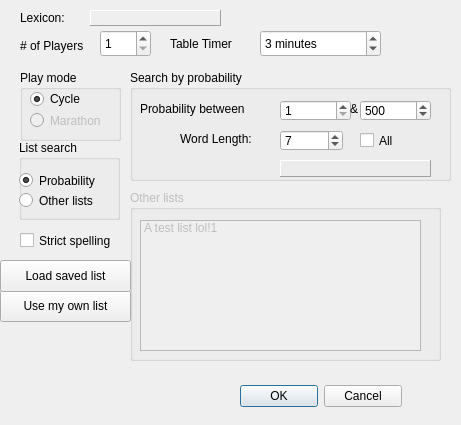
Before: the Qt Designer form aerolith/trunk/src/aerolithclient/tableCreateForm.ui in domino14/aerolithdesktop, drawn with Qt 5.
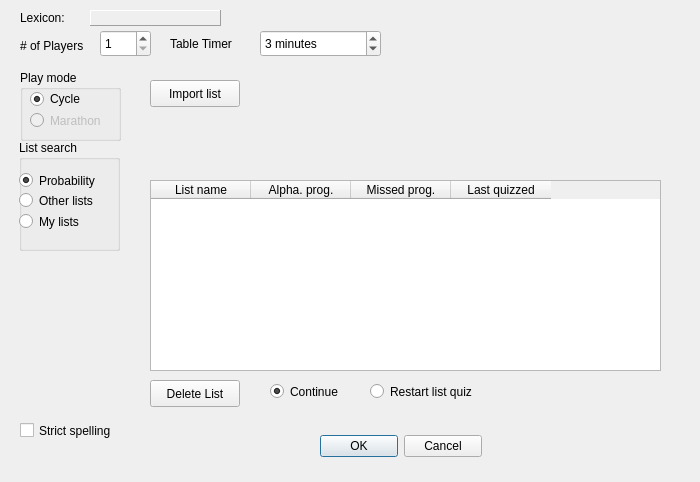
After: the same form once the commit is applied. The open tabs and pages were chosen to show the change.

Commit message: table create form is starting to be able to handle saved lists

What changed in the file:
```diff
--- a/aerolith/trunk/src/aerolithclient/tableCreateForm.ui
+++ b/aerolith/trunk/src/aerolithclient/tableCreateForm.ui
@@ -6,8 +6,8 @@
    <rect>
     <x>0</x>
     <y>0</y>
-    <width>461</width>
-    <height>425</height>
+    <width>700</width>
+    <height>482</height>
    </rect>
   </property>
   <property name="minimumSize">
@@ -18,7 +18,7 @@
   </property>
   <property name="maximumSize">
    <size>
-    <width>500</width>
+    <width>1000</width>
     <height>500</height>
    </size>
   </property>
@@ -79,8 +79,8 @@
   <widget class="QDialogButtonBox" name="buttonBox">
    <property name="geometry">
     <rect>
-     <x>240</x>
-     <y>380</y>
+     <x>320</x>
+     <y>430</y>
      <width>162</width>
      <height>32</height>
     </rect>
@@ -158,11 +158,143 @@
     <string/>
    </property>
   </widget>
+  <widget class="QGroupBox" name="groupBox">
+   <property name="geometry">
+    <rect>
+     <x>20</x>
+     <y>70</y>
+     <width>101</width>
+     <height>71</height>
+    </rect>
+   </property>
+   <property name="styleSheet">
+    <string notr="true"/>
+   </property>
+   <property name="title">
+    <string>Play mode</string>
+   </property>
+   <widget class="QRadioButton" name="cycleRbo">
+    <property name="geometry">
+     <rect>
+      <x>10</x>
+      <y>20</y>
+      <width>83</width>
+      <height>18</height>
+     </rect>
+    </property>
+    <property name="text">
+     <string>Cycle</string>
+    </property>
+    <property name="checked">
+     <bool>true</bool>
+    </property>
+   </widget>
+   <widget class="QRadioButton" name="endlessRbo">
+    <property name="enabled">
+     <bool>false</bool>
+    </property>
+    <property name="geometry">
+     <rect>
+      <x>10</x>
+      <y>40</y>
+      <width>101</width>
+      <height>21</height>
+     </rect>
+    </property>
+    <property name="text">
+     <string>Marathon</string>
+    </property>
+    <property name="checkable">
+     <bool>true</bool>
+    </property>
+   </widget>
+  </widget>
+  <widget class="QGroupBox" name="groupBox_2">
+   <property name="geometry">
+    <rect>
+     <x>19</x>
+     <y>140</y>
+     <width>101</width>
+     <height>111</height>
+    </rect>
+   </property>
+   <property name="title">
+    <string>List search</string>
+   </property>
+   <widget class="QRadioButton" name="radioButtonProbability">
+    <property name="geometry">
+     <rect>
+      <x>0</x>
+      <y>30</y>
+      <width>101</width>
+      <height>21</height>
+     </rect>
+    </property>
+    <property name="text">
+     <string>Probability</string>
+    </property>
+    <property name="checked">
+     <bool>true</bool>
+    </property>
+   </widget>
+   <widget class="QRadioButton" name="radioButtonOtherLists">
+    <property name="geometry">
+     <rect>
+      <x>0</x>
+      <y>50</y>
+      <width>101</width>
+      <height>21</height>
+     </rect>
+    </property>
+    <property name="text">
+     <string>Other lists</string>
+    </property>
+   </widget>
+   <widget class="QRadioButton" name="radioButtonMyLists">
+    <property name="geometry">
+     <rect>
+      <x>0</x>
+      <y>70</y>
+      <width>108</width>
+      <height>23</height>
+     </rect>
+    </property>
+    <property name="text">
+     <string>My lists</string>
+    </property>
+   </widget>
+  </widget>
+  <widget class="QCheckBox" name="checkBoxStrictSpelling">
+   <property name="geometry">
+    <rect>
+     <x>20</x>
+     <y>420</y>
+     <width>121</width>
+     <height>21</height>
+    </rect>
+   </property>
+   <property name="text">
+    <string>Strict spelling</string>
+   </property>
+  </widget>
+  <widget class="QStackedWidget" name="stackedWidget">
+   <property name="geometry">
+    <rect>
+     <x>140</x>
+     <y>70</y>
+     <width>541</width>
+     <height>341</height>
+    </rect>
+   </property>
+   <property name="currentIndex">
+    <number>0</number>
+   </property>
+   <widget class="QWidget" name="page">
   <widget class="QGroupBox" name="groupBoxProbability">
    <property name="geometry">
     <rect>
-     <x>130</x>
-     <y>70</y>
+       <x>10</x>
+       <y>20</y>
      <width>321</width>
      <height>111</height>
     </rect>
@@ -311,98 +443,14 @@
     </property>
    </widget>
   </widget>
-  <widget class="QPushButton" name="pushButtonUseOwnList">
-   <property name="geometry">
-    <rect>
-     <x>0</x>
-     <y>290</y>
-     <width>131</width>
-     <height>32</height>
-    </rect>
-   </property>
-   <property name="focusPolicy">
-    <enum>Qt::NoFocus</enum>
-   </property>
-   <property name="text">
-    <string>Use my own list</string>
-   </property>
-  </widget>
-  <widget class="QPushButton" name="pushButtonLoadSavedList">
-   <property name="geometry">
-    <rect>
-     <x>0</x>
-     <y>260</y>
-     <width>131</width>
-     <height>32</height>
-    </rect>
-   </property>
-   <property name="text">
-    <string>Load saved list</string>
-   </property>
-  </widget>
-  <widget class="QGroupBox" name="groupBox">
-   <property name="geometry">
-    <rect>
-     <x>20</x>
-     <y>70</y>
-     <width>101</width>
-     <height>71</height>
-    </rect>
-   </property>
-   <property name="styleSheet">
-    <string notr="true"/>
-   </property>
-   <property name="title">
-    <string>Play mode</string>
-   </property>
-   <widget class="QRadioButton" name="cycleRbo">
-    <property name="geometry">
-     <rect>
-      <x>10</x>
-      <y>20</y>
-      <width>83</width>
-      <height>18</height>
-     </rect>
-    </property>
-    <property name="text">
-     <string>Cycle</string>
-    </property>
-    <property name="checked">
-     <bool>true</bool>
-    </property>
-   </widget>
-   <widget class="QRadioButton" name="endlessRbo">
-    <property name="enabled">
-     <bool>false</bool>
-    </property>
-    <property name="geometry">
-     <rect>
-      <x>10</x>
-      <y>40</y>
-      <width>101</width>
-      <height>21</height>
-     </rect>
-    </property>
-    <property name="text">
-     <string>Marathon</string>
-    </property>
-    <property name="checkable">
-     <bool>true</bool>
-    </property>
-   </widget>
-  </widget>
+   </widget>
+   <widget class="QWidget" name="page_2">
+    <layout class="QGridLayout" name="gridLayout_2">
+     <item row="0" column="0">
   <widget class="QGroupBox" name="groupBoxSpecialLists">
    <property name="enabled">
     <bool>false</bool>
    </property>
-   <property name="geometry">
-    <rect>
-     <x>130</x>
-     <y>190</y>
-     <width>311</width>
-     <height>171</height>
-    </rect>
-   </property>
    <property name="title">
     <string>Other lists</string>
    </property>
@@ -415,76 +463,117 @@
    <property name="checked">
     <bool>false</bool>
    </property>
+       <layout class="QGridLayout" name="gridLayout">
+        <item row="0" column="0">
    <widget class="QListWidget" name="listWidgetTopLevelList">
-    <property name="geometry">
-     <rect>
-      <x>10</x>
-      <y>30</y>
-      <width>281</width>
-      <height>131</height>
-     </rect>
-    </property>
     <item>
      <property name="text">
       <string>A test list lol!1</string>
      </property>
     </item>
    </widget>
-  </widget>
-  <widget class="QGroupBox" name="groupBox_2">
+        </item>
+       </layout>
+      </widget>
+     </item>
+    </layout>
+   </widget>
+   <widget class="QWidget" name="page_3">
+    <widget class="QTableWidget" name="tableWidgetMyLists">
    <property name="geometry">
     <rect>
-     <x>19</x>
-     <y>140</y>
-     <width>101</width>
-     <height>80</height>
-    </rect>
-   </property>
-   <property name="title">
-    <string>List search</string>
-   </property>
-   <widget class="QRadioButton" name="radioButtonProbability">
+       <x>10</x>
+       <y>110</y>
+       <width>511</width>
+       <height>191</height>
+      </rect>
+     </property>
+     <attribute name="horizontalHeaderShowSortIndicator" stdset="0">
+      <bool>false</bool>
+     </attribute>
+     <attribute name="horizontalHeaderShowSortIndicator" stdset="0">
+      <bool>false</bool>
+     </attribute>
+     <column>
+      <property name="text">
+       <string>List name</string>
+      </property>
+     </column>
+     <column>
+      <property name="text">
+       <string>Alpha. prog.</string>
+      </property>
+     </column>
+     <column>
+      <property name="text">
+       <string>Missed prog.</string>
+      </property>
+     </column>
+     <column>
+      <property name="text">
+       <string>Last quizzed</string>
+      </property>
+     </column>
+    </widget>
+    <widget class="QPushButton" name="pushButtonImportList">
     <property name="geometry">
      <rect>
-      <x>0</x>
-      <y>30</y>
-      <width>101</width>
-      <height>21</height>
-     </rect>
-    </property>
+       <x>10</x>
+       <y>10</y>
+       <width>90</width>
+       <height>27</height>
+      </rect>
+     </property>
+     <property name="toolTip">
+      <string extracomment="Import a list of words or alphagrams, one per line"/>
+     </property>
     <property name="text">
-     <string>Probability</string>
+      <string>Import list</string>
+     </property>
+    </widget>
+    <widget class="QPushButton" name="pushButtonDeleteList">
+     <property name="geometry">
+      <rect>
+       <x>10</x>
+       <y>310</y>
+       <width>90</width>
+       <height>27</height>
+      </rect>
+     </property>
+     <property name="text">
+      <string>Delete List</string>
+     </property>
+    </widget>
+    <widget class="QRadioButton" name="radioButtonContinueListQuiz">
+     <property name="geometry">
+      <rect>
+       <x>130</x>
+       <y>310</y>
+       <width>108</width>
+       <height>23</height>
+      </rect>
+     </property>
+     <property name="text">
+      <string>Continue </string>
     </property>
     <property name="checked">
      <bool>true</bool>
     </property>
    </widget>
-   <widget class="QRadioButton" name="radioButtonOtherLists">
+    <widget class="QRadioButton" name="radioButtonRestartListQuiz">
     <property name="geometry">
      <rect>
-      <x>0</x>
-      <y>50</y>
-      <width>101</width>
-      <height>21</height>
+       <x>230</x>
+       <y>310</y>
+       <width>131</width>
+       <height>23</height>
      </rect>
     </property>
     <property name="text">
-     <string>Other lists</string>
+      <string>Restart list quiz</string>
     </property>
    </widget>
   </widget>
-  <widget class="QCheckBox" name="checkBoxStrictSpelling">
-   <property name="geometry">
-    <rect>
-     <x>20</x>
-     <y>230</y>
-     <width>111</width>
-     <height>21</height>
-    </rect>
-   </property>
-   <property name="text">
-    <string>Strict spelling</string>
-   </property>
   </widget>
  </widget>
  <resources/>
```
Left out of the diff: 28 changed lines with no effect on the pictures. Lines whose indentation alone changed are shown as unchanged. The commit also changes 2 other files.
